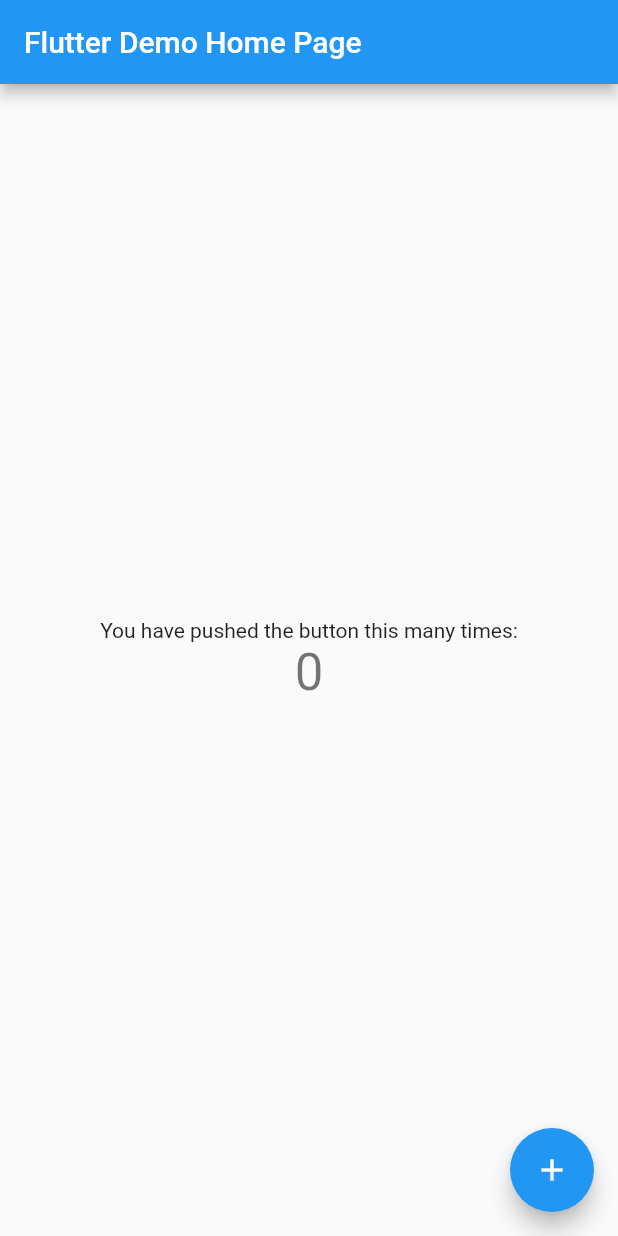
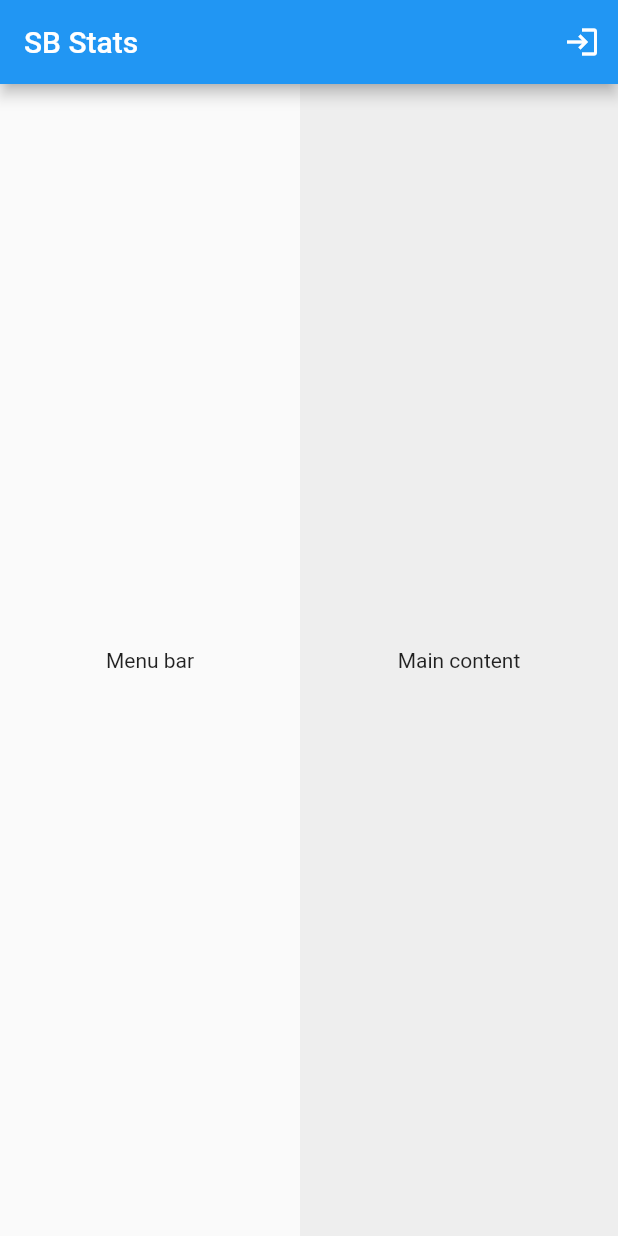
Before and after one commit to Affergot/Smash-Bros-App, a Flutter app: the screen it shows after launch, on a phone screen of 412 x 824 dp. Run offline on Flutter 3.47's test engine with Material 2 defaults, Android fonts, the phone set to English and light mode, and no system bars.

Commit message:
Functioning main UI

```diff
--- a/flutter_interface/lib/main.dart
+++ b/flutter_interface/lib/main.dart
@@ -1,115 +1,96 @@
 import 'package:flutter/material.dart';
 
-void main() {
-  runApp(const MyApp());
-}
+void main() => runApp(MyApp());
 
 class MyApp extends StatelessWidget {
   const MyApp({super.key});
-
-  // This widget is the root of your application.
   @override
   Widget build(BuildContext context) {
     return MaterialApp(
-      title: 'Flutter Demo',
+      title: 'SB Stats',
       theme: ThemeData(
-        // This is the theme of your application.
-        //
-        // Try running your application with "flutter run". You'll see the
-        // application has a blue toolbar. Then, without quitting the app, try
-        // changing the primarySwatch below to Colors.green and then invoke
-        // "hot reload" (press "r" in the console where you ran "flutter run",
-        // or simply save your changes to "hot reload" in a Flutter IDE).
-        // Notice that the counter didn't reset back to zero; the application
-        // is not restarted.
         primarySwatch: Colors.blue,
       ),
-      home: const MyHomePage(title: 'Flutter Demo Home Page'),
+      home: const HomePage(
+        title: '',
+      ),
     );
   }
 }
 
-class MyHomePage extends StatefulWidget {
-  const MyHomePage({super.key, required this.title});
-
-  // This widget is the home page of your application. It is stateful, meaning
-  // that it has a State object (defined below) that contains fields that affect
-  // how it looks.
-
-  // This class is the configuration for the state. It holds the values (in this
-  // case the title) provided by the parent (in this case the App widget) and
-  // used by the build method of the State. Fields in a Widget subclass are
-  // always marked "final".
-
+class HomePage extends StatelessWidget {
+  const HomePage({super.key, required this.title});
   final String title;
 
   @override
-  State<MyHomePage> createState() => _MyHomePageState();
+  Widget build(BuildContext context) {
+    return Scaffold(
+      appBar: AppBar(
+        title: const Text('SB Stats'),
+        actions: [
+          IconButton(
+            icon: const Icon(Icons.login),
+            onPressed: () {
+              Navigator.push(
+                context,
+                MaterialPageRoute(builder: (context) => LoginPage()),
+              );
+            },
+          ),
+        ],
+      ),
+      body: Row(
+        children: [
+          Container(
+            width: 200,
+            child: Column(
+              mainAxisAlignment: MainAxisAlignment.center,
+              children: [
+                Text('Menu bar'),
+              ],
+            ),
+          ),
+          Expanded(
+            child: Container(
+              color: Colors.grey[200],
+              child: Center(
+                child: Text('Main content'),
+              ),
+            ),
+          ),
+        ],
+      ),
+    );
+  }
 }
 
-class _MyHomePageState extends State<MyHomePage> {
-  int _counter = 0;
-
-  void _incrementCounter() {
-    setState(() {
-      // This call to setState tells the Flutter framework that something has
-      // changed in this State, which causes it to rerun the build method below
-      // so that the display can reflect the updated values. If we changed
-      // _counter without calling setState(), then the build method would not be
-      // called again, and so nothing would appear to happen.
-      _counter++;
-    });
-  }
-
+class LoginPage extends StatelessWidget {
   @override
   Widget build(BuildContext context) {
-    // This method is rerun every time setState is called, for instance as done
-    // by the _incrementCounter method above.
-    //
-    // The Flutter framework has been optimized to make rerunning build methods
-    // fast, so that you can just rebuild anything that needs updating rather
-    // than having to individually change instances of widgets.
     return Scaffold(
       appBar: AppBar(
-        // Here we take the value from the MyHomePage object that was created by
-        // the App.build method, and use it to set our appbar title.
-        title: Text(widget.title),
+        title: const Text('Login'),
       ),
       body: Center(
-        // Center is a layout widget. It takes a single child and positions it
-        // in the middle of the parent.
         child: Column(
-          // Column is also a layout widget. It takes a list of children and
-          // arranges them vertically. By default, it sizes itself to fit its
-          // children horizontally, and tries to be as tall as its parent.
-          //
-          // Invoke "debug painting" (press "p" in the console, choose the
-          // "Toggle Debug Paint" action from the Flutter Inspector in Android
-          // Studio, or the "Toggle Debug Paint" command in Visual Studio Code)
-          // to see the wireframe for each widget.
-          //
-          // Column has various properties to control how it sizes itself and
-          // how it positions its children. Here we use mainAxisAlignment to
-          // center the children vertically; the main axis here is the vertical
-          // axis because Columns are vertical (the cross axis would be
-          // horizontal).
           mainAxisAlignment: MainAxisAlignment.center,
-          children: <Widget>[
-            const Text(
-              'You have pushed the button this many times:',
+          children: [
+            ElevatedButton(
+              child: const Text('Log in'),
+              onPressed: () {
+                // TODO: Implement login functionality.
+              },
             ),
-            Text(
-              '$_counter',
-              style: Theme.of(context).textTheme.headlineMedium,
+            SizedBox(height: 16),
+            ElevatedButton(
+              child: Text('Create account'),
+              onPressed: () {
+                // TODO: Implement create account functionality.
+              },
             ),
           ],
         ),
       ),
-      floatingActionButton: FloatingActionButton(
-        onPressed: _incrementCounter,
-        tooltip: 'Increment',
-        child: const Icon(Icons.add),
-      ), // This trailing comma makes auto-formatting nicer for build methods.
     );
   }
 }
```
Also changed, not shown: flutter_interface/main.dart (deleted, +0 -90 lines), 1 other file.
